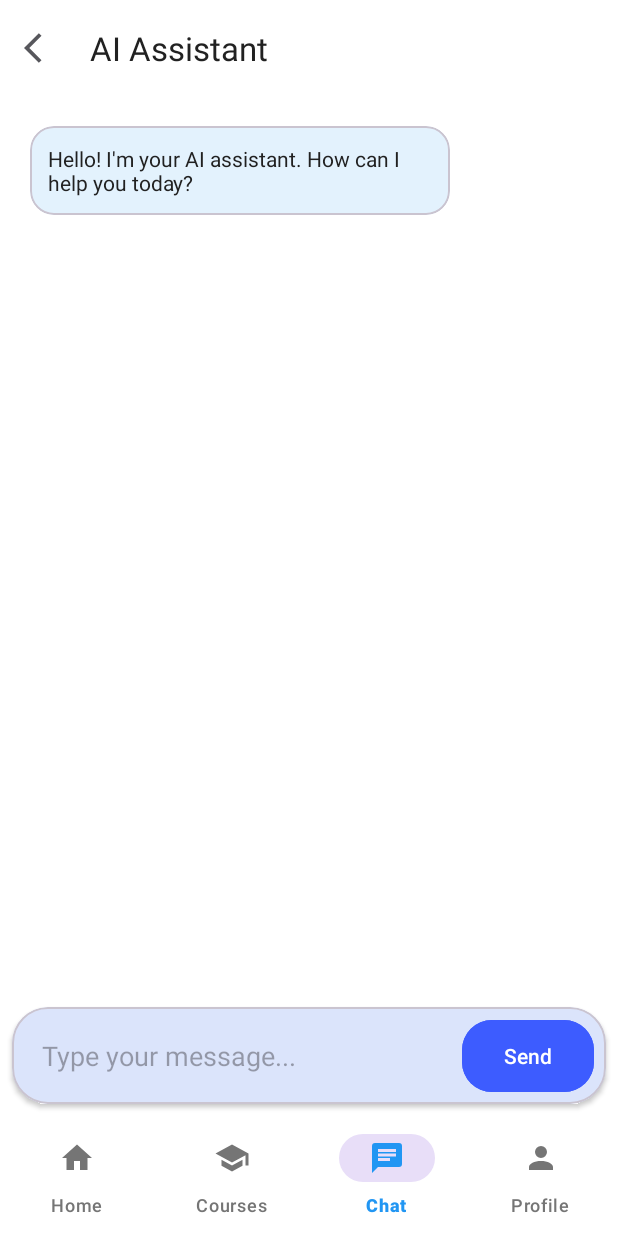
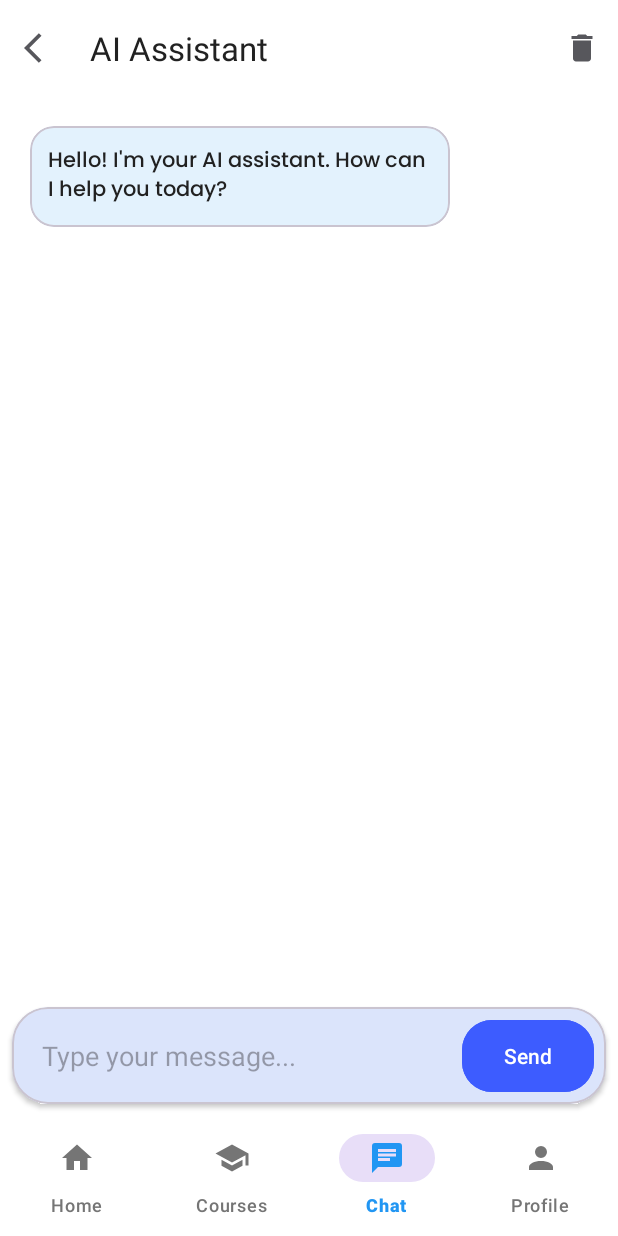
Before and after one commit to Qabylzhaparov/FieldMobile, an Android app: the ChatFragment screen opened through its navigation route, on a phone screen of 412 x 824 dp. Run offline under Robolectric (Android 15) with nearby library versions, the light colour scheme and no system bars; our stand-ins replace Dagger/Hilt's generated code, Firebase (no records; nobody signed in at launch, a user with empty details on screens opened directly), Room's generated code, navigation-ui.

Commit message:
Chat(save and clear)

```diff
--- a/app/build.gradle.kts
+++ b/app/build.gradle.kts
@@ -66,6 +66,9 @@ dependencies {
     ksp(libs.androidx.room.compiler) // Используйте ksp вместо kapt для Room
     //ksp("androidx.room:room-compiler:2.5.0") // Используйте ksp вместо kapt для Room
 
+    // Gson
+    implementation("com.google.code.gson:gson:2.10.1")
+
     // Room KTX для работы с корутинами
     implementation(libs.androidx.room.ktx) // Добавьте эту строку
 
@@ -108,7 +111,4 @@ dependencies {
     implementation("com.google.firebase:firebase-analytics")
     implementation("com.google.firebase:firebase-firestore-ktx:24.10.2")
     implementation("com.google.firebase:firebase-storage-ktx")
-
-    // Gemini
-    implementation("com.google.ai.client.generativeai:generativeai:0.1.1")
 }
--- a/app/src/main/java/com/example/cccc/fragment/ChatFragment.kt
+++ b/app/src/main/java/com/example/cccc/fragment/ChatFragment.kt
@@ -1,20 +1,20 @@
 package com.example.cccc.fragment
 
 import android.os.Bundle
-import android.util.Log
 import android.view.LayoutInflater
+import android.view.Menu
+import android.view.MenuInflater
 import android.view.View
 import android.view.ViewGroup
 import android.widget.Toast
 import androidx.fragment.app.Fragment
 import androidx.recyclerview.widget.LinearLayoutManager
+import com.example.cccc.R
 import com.example.cccc.adapter.MessageAdapter
 import com.example.cccc.databinding.FragmentChatBinding
 import com.example.cccc.model.Message
-import com.google.ai.client.generativeai.GenerativeModel
-import com.google.ai.client.generativeai.type.GenerateContentResponse
-import com.google.ai.client.generativeai.type.content
-import com.google.ai.client.generativeai.type.generationConfig
+import com.google.gson.Gson
+import com.google.gson.reflect.TypeToken
 import kotlinx.coroutines.CoroutineScope
 import kotlinx.coroutines.Dispatchers
 import kotlinx.coroutines.launch
@@ -31,9 +31,11 @@ class ChatFragment : Fragment() {
 
     private lateinit var messageAdapter: MessageAdapter
     private val messages = mutableListOf<Message>()
-    private lateinit var generativeModel: GenerativeModel
 
-
+    companion object {
+        private const val PREFS_NAME = "ChatPrefs"
+        private const val KEY_MESSAGES = "messages"
+    }
 
     override fun onCreateView(
         inflater: LayoutInflater,
@@ -50,19 +52,26 @@ class ChatFragment : Fragment() {
         setupToolbar()
         setupRecyclerView()
         setupMessageInput()
-
-        // Добавляем приветственное сообщение
-        messages.add(Message(
-            "Hello! I'm your AI assistant. How can I help you today?",
-            false
-        ))
-        messageAdapter.submitList(messages.toList())
+        loadMessages()
     }
 
     private fun setupToolbar() {
+        // Убираем строку добавления меню здесь
+        binding.toolbar.setOnMenuItemClickListener { item ->
+            if (item.itemId == R.id.action_clear_chat) {
+                clearChat()
+                true
+            } else false
+        }
+
         binding.toolbar.setNavigationOnClickListener {
             requireActivity().onBackPressed()
         }
+    }
+
+    override fun onCreateOptionsMenu(menu: Menu, inflater: MenuInflater) {
+        menu.clear() // Очистка перед добавлением нового меню
+        inflater.inflate(R.menu.chat_menu, menu)
     }
 
     private fun setupRecyclerView() {
@@ -77,31 +86,49 @@ class ChatFragment : Fragment() {
         binding.sendButton.setOnClickListener {
             val messageText = binding.messageInput.text.toString().trim()
             if (messageText.isNotEmpty()) {
-                // Добавляем сообщение пользователя
-                val userMessage = Message(messageText, true)
-                messages.add(userMessage)
-                messageAdapter.submitList(messages.toList())
-
-                // Очищаем поле ввода
+                messages.add(Message(messageText, true))
+                updateChat()
                 binding.messageInput.text?.clear()
-
-                // Прокручиваем к последнему сообщению
-                binding.messagesRecyclerView.scrollToPosition(messages.size - 1)
-
-                // Получаем ответ от AI
                 getAIResponse(messageText)
             }
         }
     }
 
+    private fun loadMessages() {
+        val prefs = requireContext().getSharedPreferences(PREFS_NAME, 0)
+        val messagesJson = prefs.getString(KEY_MESSAGES, null)
 
+        if (messagesJson != null) {
+            val type = object : TypeToken<List<Message>>() {}.type
+            messages.addAll(Gson().fromJson(messagesJson, type))
+        } else {
+            messages.add(Message("Hello! I'm your AI assistant. How can I help you today?", false))
+        }
+
+        updateChat()
+    }
+
+    private fun saveMessages() {
+        val prefs = requireContext().getSharedPreferences(PREFS_NAME, 0)
+        prefs.edit().putString(KEY_MESSAGES, Gson().toJson(messages)).apply()
+    }
+
+    private fun clearChat() {
+        messages.clear()
+        messages.add(Message("Hello! I'm your AI assistant. How can I help you today?", false))
+        updateChat()
+    }
+
+    private fun updateChat() {
+        messageAdapter.submitList(messages.toList())
+        binding.messagesRecyclerView.scrollToPosition(messages.size - 1)
+        saveMessages()
+    }
 
     private fun getAIResponse(userMessage: String) {
         CoroutineScope(Dispatchers.IO).launch {
             try {
-                val apiKey = "AIzaSyBpRcrcvZPH7f1orljH5o9BN2J8I28ZVg0" // Replace with your actual API key
-                val url =
-                    "https://generativelanguage.googleapis.com/v1beta/models/gemini-1.5-flash:generateContent?key=$apiKey"
+                val url = "https://generativelanguage.googleapis.com/v1beta/models/gemini-1.5-flash:generateContent?key=AIzaSyBpRcrcvZPH7f1orljH5o9BN2J8I28ZVg0"
 
                 val jsonRequest = JSONObject().apply {
                     put("contents", JSONArray().apply {
@@ -123,7 +150,6 @@ class ChatFragment : Fragment() {
             } catch (e: Exception) {
                 withContext(Dispatchers.Main) {
                     showError("Error getting AI response: ${e.message}")
-                    Log.e("ChatFragment", "Error getting AI response: ${e.message}")
                 }
             }
         }
@@ -136,29 +162,17 @@ class ChatFragment : Fragment() {
         connection.setRequestProperty("Content-Type", "application/json")
         connection.doOutput = true
 
-        println("Request URL: $urlString")
-        println("Request JSON: $jsonInput")
+        connection.outputStream.use { it.write(jsonInput.toByteArray(Charsets.UTF_8)) }
 
-        connection.outputStream.use { outputStream ->
-            outputStream.write(jsonInput.toByteArray(Charsets.UTF_8))
-        }
-
-        val responseCode = connection.responseCode
-        println("HTTP Response Code: $responseCode")
-
-        return if (responseCode == 200) {
+        return if (connection.responseCode == 200) {
             connection.inputStream.bufferedReader().use { it.readText() }
         } else {
-            val errorResponse = connection.errorStream?.bufferedReader()?.use { it.readText() }
-            println("HTTP Error Response: $errorResponse")
-            throw Exception("API Error: $responseCode - $errorResponse")
+            throw Exception("API Error: ${connection.responseCode}")
         }
     }
 
-
     private fun handleAIResponse(responseJson: String) {
-        val jsonObject = JSONObject(responseJson)
-        val responseText = jsonObject.optJSONArray("candidates")
+        val responseText = JSONObject(responseJson).optJSONArray("candidates")
             ?.optJSONObject(0)
             ?.optJSONObject("content")
             ?.optJSONArray("parts")
@@ -166,8 +180,7 @@ class ChatFragment : Fragment() {
             ?.optString("text") ?: "Sorry, I couldn't generate a response."
 
         messages.add(Message(responseText, false))
-        messageAdapter.submitList(messages.toList())
-        binding.messagesRecyclerView.scrollToPosition(messages.size - 1)
+        updateChat()
     }
 
     private fun showError(message: String) {
--- /dev/null
+++ b/app/src/main/res/drawable/ic_delete.xml
@@ -0,0 +1,5 @@
+<vector xmlns:android="http://schemas.android.com/apk/res/android" android:height="24dp" android:tint="#57575C" android:viewportHeight="24" android:viewportWidth="24" android:width="24dp">
+
+    <path android:fillColor="@android:color/white" android:pathData="M6,19c0,1.1 0.9,2 2,2h8c1.1,0 2,-0.9 2,-2V7H6v12zM19,4h-3.5l-1,-1h-5l-1,1H5v2h14V4z"/>
+
+</vector>
--- a/app/src/main/res/layout/fragment_chat.xml
+++ b/app/src/main/res/layout/fragment_chat.xml
@@ -14,7 +14,8 @@
         app:layout_constraintTop_toTopOf="parent"
         app:navigationIcon="@drawable/ic_back"
         app:title="AI Assistant"
-        app:titleTextColor="#212121" />
+        app:titleTextColor="#212121"
+        app:menu="@menu/chat_menu" />
 
     <androidx.recyclerview.widget.RecyclerView
         android:id="@+id/messagesRecyclerView"
--- a/app/src/main/res/layout/item_message.xml
+++ b/app/src/main/res/layout/item_message.xml
@@ -22,6 +22,7 @@
             android:layout_width="wrap_content"
             android:layout_height="wrap_content"
             android:maxWidth="280dp"
+            android:fontFamily="@font/poppins_medium"
             android:padding="12dp"
             android:textColor="#212121"
             tools:layout_editor_absoluteX="275dp"
@@ -45,6 +46,7 @@
             android:layout_width="wrap_content"
             android:layout_height="wrap_content"
             android:maxWidth="280dp"
+            android:fontFamily="@font/poppins_medium"
             android:padding="12dp"
             android:textColor="#212121" />
 
--- /dev/null
+++ b/app/src/main/res/menu/chat_menu.xml
@@ -0,0 +1,9 @@
+<?xml version="1.0" encoding="utf-8"?>
+<menu xmlns:android="http://schemas.android.com/apk/res/android"
+    xmlns:app="http://schemas.android.com/apk/res-auto">
+    <item
+        android:id="@+id/action_clear_chat"
+        android:icon="@drawable/ic_delete"
+        android:title="Clear Chat"
+        app:showAsAction="always" />
+</menu>
```
